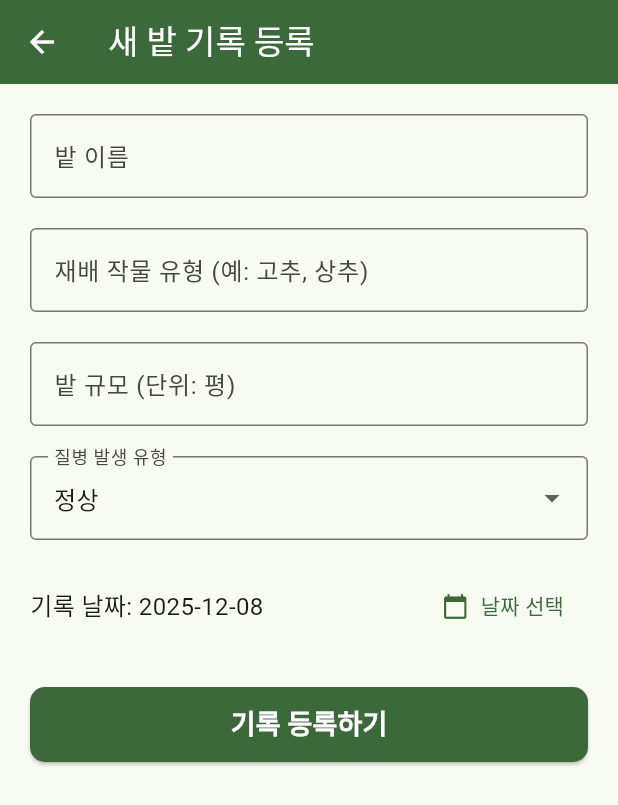
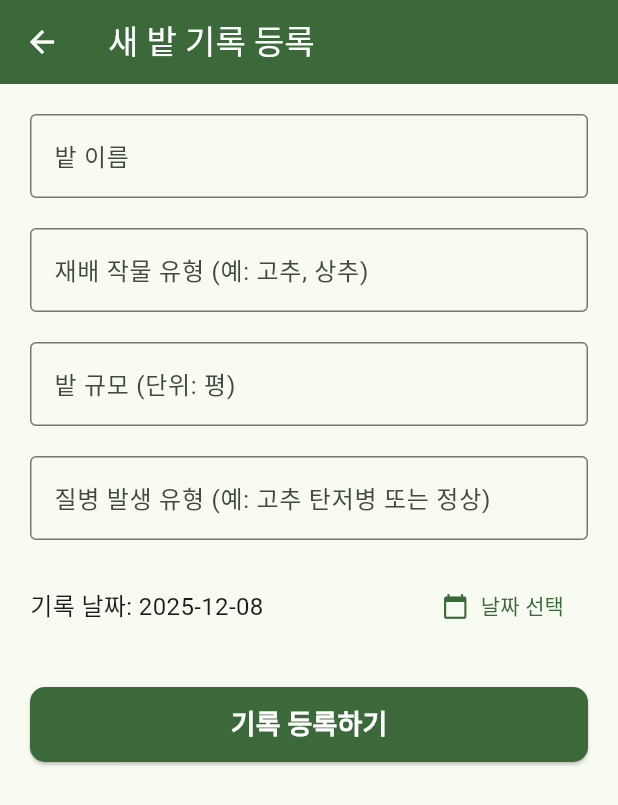
Before and after one commit to farmers-note/farmers-note-fe, a Flutter app: the FieldRecordScreen screen opened directly, on a phone screen of 412 x 824 dp. Shown: the top 805 px of the screen. Run offline on Flutter 3.47's test engine with Material 3 defaults, Android fonts, the phone set to English and light mode, and no system bars; our stand-ins replace dio, flutter_dotenv, flutter_riverpod, image_picker.

Commit message:
feat: 밭 기록 관련 기능 구현

```diff
--- a/lib/view/field_record_screen.dart
+++ b/lib/view/field_record_screen.dart
@@ -20,13 +20,6 @@ class _FieldRecordScreenState extends ConsumerState<FieldRecordScreen> {
   int _sizePyeong = 0;
   String _diseaseStatus = '정상';
   DateTime _selectedDate = DateTime.now();
-
-  final List<String> _diseaseOptions = [
-    '정상',
-    '고추 탄저병', '고추 흰가루병',
-    '상추 노균병', '상추 흰가루병',
-    // ... 나머지 작물들의 질병 클래스를 추가하세요.
-  ];
 
   Future<void> _selectDate(BuildContext context) async {
     final DateTime? picked = await showDatePicker(
@@ -131,24 +124,14 @@ class _FieldRecordScreenState extends ConsumerState<FieldRecordScreen> {
               ),
               const SizedBox(height: 20),
 
-              // 4. 질병 발생 유형 (Dropdown)
-              DropdownButtonFormField<String>(
+              // ⭐️ 4. 질병 발생 유형 (TextFormField로 변경)
+              TextFormField(
                 decoration: const InputDecoration(
-                  labelText: '질병 발생 유형',
+                  labelText: '질병 발생 유형 (예: 고추 탄저병 또는 정상)',
                   border: OutlineInputBorder(),
                 ),
-                value: _diseaseStatus,
-                items: _diseaseOptions.map((String status) {
-                  return DropdownMenuItem<String>(
-                    value: status,
-                    child: Text(status),
-                  );
-                }).toList(),
-                onChanged: (String? newValue) {
-                  setState(() {
-                    _diseaseStatus = newValue!;
-                  });
-                },
+                validator: (value) =>
+                    value == null || value.isEmpty ? '질병 상태를 입력해주세요.' : null,
                 onSaved: (value) => _diseaseStatus = value!,
               ),
               const SizedBox(height: 20),
```
